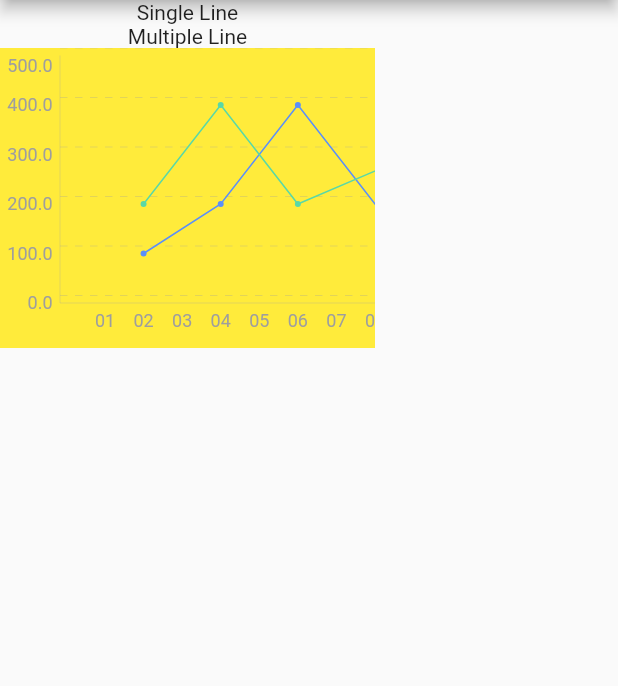
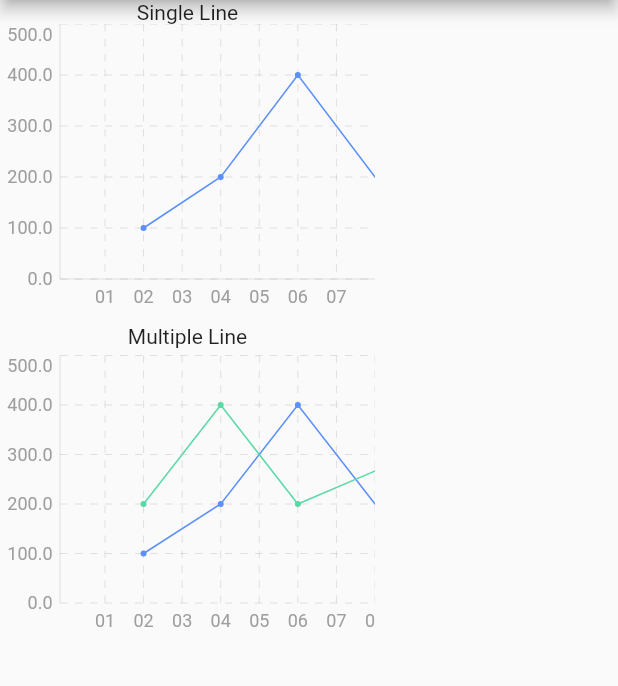
Before and after one commit to JDongKhan/flutter_chart, a Flutter app: the screen it shows after launch, after a tap on "Line", on a phone screen of 412 x 824 dp, the part 84-770 px from its top. Run offline on Flutter 3.47's test engine with Material 2 defaults, Android fonts, the phone set to English and light mode, and no system bars.

```diff
--- a/example/lib/page/bar_demo_page.dart
+++ b/example/lib/page/bar_demo_page.dart
@@ -46,7 +46,7 @@ class BarChartDemoPage extends StatelessWidget {
           width: 250,
           child: Column(
             children: [
-              const Text('StackBar'),
+              const Text('垂直StackBar'),
               SizedBox(
                 height: 200,
                 child: ChartWidget(
@@ -77,7 +77,7 @@ class BarChartDemoPage extends StatelessWidget {
                   ),
                 ),
               ),
-              const Text('StackBar'),
+              const Text('水平StackBar'),
               SizedBox(
                 height: 200,
                 child: ChartWidget(
@@ -108,7 +108,7 @@ class BarChartDemoPage extends StatelessWidget {
                   ),
                 ),
               ),
-              const Text('Bar'),
+              const Text('普通Bar'),
               SizedBox(
                 height: 200,
                 child: ChartWidget(
--- a/example/lib/page/line_demo_page.dart
+++ b/example/lib/page/line_demo_page.dart
@@ -47,38 +47,38 @@ class LineChartDemoPage extends StatelessWidget {
           child: Column(
             children: [
               const Text('Single Line'),
-              // SizedBox(
-              //   height: 200,
-              //   child: ChartWidget(
-              //     builder: (controller) => LineBarChartCoordinateRender(
-              //       zoom: true,
-              //       margin: const EdgeInsets.only(left: 40, top: 0, right: 0, bottom: 30),
-              //       //提示的文案信息
-              //       tooltipFormatter: (item) => TextSpan(
-              //         text: '${item['value1']}',
-              //         style: const TextStyle(
-              //           color: Colors.black,
-              //         ),
-              //       ),
-              //       position: (item) => (item['time'] as DateTime).difference(startTime).inMilliseconds / (24 * 60 * 60 * 1000),
-              //       yAxis: YAxis(min: 0, max: 500),
-              //       xAxis: XAxis(
-              //         count: 7,
-              //         max: 7,
-              //         formatter: (index) => startTime.add(Duration(days: index)).toStringWithFormat(format: 'dd'),
-              //       ),
-              //       chartRender: Line(
-              //         position: (item) => [
-              //           item['value1'] as num,
-              //         ],
-              //       ),
-              //       data: dataList,
-              //     ),
-              //   ),
-              // ),
+              SizedBox(
+                height: 200,
+                child: ChartWidget(
+                  builder: (controller) => LineBarChartCoordinateRender(
+                    zoom: true,
+                    margin: const EdgeInsets.only(left: 40, top: 0, right: 0, bottom: 30),
+                    //提示的文案信息
+                    tooltipFormatter: (item) => TextSpan(
+                      text: '${item['value1']}',
+                      style: const TextStyle(
+                        color: Colors.black,
+                      ),
+                    ),
+                    position: (item) => (item['time'] as DateTime).difference(startTime).inMilliseconds / (24 * 60 * 60 * 1000),
+                    yAxis: YAxis(min: 0, max: 500),
+                    xAxis: XAxis(
+                      count: 7,
+                      max: 7,
+                      formatter: (index) => startTime.add(Duration(days: index)).toStringWithFormat(format: 'dd'),
+                    ),
+                    chartRender: Line(
+                      position: (item) => [
+                        item['value1'] as num,
+                      ],
+                    ),
+                    data: dataList,
+                  ),
+                ),
+              ),
               const Text('Multiple Line'),
               Container(
-                color: Colors.yellow,
+                // color: Colors.yellow,
                 height: 200,
                 child: ChartWidget(
                   builder: (controller) => LineBarChartCoordinateRender(
@@ -95,6 +95,7 @@ class LineChartDemoPage extends StatelessWidget {
                     xAxis: XAxis(
                       count: 7,
                       max: 20,
+                      drawLine: false,
                       formatter: (index) => startTime.add(Duration(days: index)).toStringWithFormat(format: 'dd'),
                     ),
                     chartRender: Line(
--- a/lib/src/line_bar/line_bar_chart_coordinate_render.dart
+++ b/lib/src/line_bar/line_bar_chart_coordinate_render.dart
@@ -1,9 +1,8 @@
-import 'dart:ui';
-
 import 'package:flutter/material.dart';
 
 import '../base/chart_controller.dart';
 import '../base/chart_coordinate_render.dart';
+import '../widget/dash_painter.dart';
 
 /// @author JD
 typedef AxisFormatter = String? Function(int);
@@ -14,10 +13,17 @@ class XAxis {
   final num max;
   final AxisFormatter? formatter;
   double? density;
+  final bool drawGrid;
+  //是否绘制最下面一行的线
+  bool drawLine;
+  final DashPainter? dashPainter;
   XAxis({
     this.formatter,
     this.interval = 1,
     this.count = 7,
+    this.drawLine = true,
+    this.drawGrid = true,
+    this.dashPainter,
     required this.max,
   });
 }
@@ -25,14 +31,22 @@ class XAxis {
 class YAxis {
   final num min;
   final num max;
+  //一屏显示的数量
   final int count;
   final AxisFormatter? formatter;
+  final bool drawLine;
+  final bool drawGrid;
+  //密度
   double? density;
+  final DashPainter? dashPainter;
   YAxis({
     required this.min,
     required this.max,
     this.formatter,
     this.count = 5,
+    this.drawLine = true,
+    this.drawGrid = true,
+    this.dashPainter,
   });
 }
 
@@ -103,7 +117,9 @@ class LineBarChartCoordinateRender<T> extends ChartCoordinateRender<T> {
       ..color = lineColor
       ..strokeWidth = 0.2;
     //划线
-    canvas.drawLine(Offset(margin.left, margin.top), Offset(margin.left, size.height - margin.bottom), paint);
+    if (yAxis.drawLine) {
+      canvas.drawLine(Offset(margin.left, margin.top), Offset(margin.left, size.height - margin.bottom), paint);
+    }
     for (int i = 0; i <= count; i++) {
       String text = yAxis.formatter?.call(i) ?? '${min + itemValue * i}';
 
@@ -112,11 +128,14 @@ class LineBarChartCoordinateRender<T> extends ChartCoordinateRender<T> {
       } else {
         _drawYTextPaint(canvas, text, size.height - margin.bottom - itemHeight * i, true);
       }
-      _drawYLine(canvas, Offset(margin.left, itemHeight * i), Offset(size.width - margin.right, itemHeight * i));
+      //绘制格子线
+      if (yAxis.drawGrid) {
+        _drawGridLine(canvas, Offset(margin.left, margin.top + itemHeight * i), Offset(size.width - margin.right, margin.top + itemHeight * i), yAxis.dashPainter);
+      }
     }
   }
 
-  void _drawYLine(Canvas canvas, Offset p1, Offset p2) {
+  void _drawGridLine(Canvas canvas, Offset p1, Offset p2, DashPainter? dashPainter) {
     Paint paint = Paint()
       ..color = lineColor
       ..style = PaintingStyle.stroke
@@ -124,7 +143,8 @@ class LineBarChartCoordinateRender<T> extends ChartCoordinateRender<T> {
     Path path = Path()
       ..moveTo(p1.dx, p1.dy)
       ..lineTo(p2.dx, p2.dy);
-    const _DashPainter(span: 5, step: 5).paint(canvas, path, paint);
+    DashPainter painter = dashPainter ?? const DashPainter(span: 5, step: 5);
+    painter.paint(canvas, path, paint);
   }
 
   void _drawYTextPaint(Canvas canvas, String text, double top, bool middle) {
@@ -155,7 +175,9 @@ class LineBarChartCoordinateRender<T> extends ChartCoordinateRender<T> {
       ..color = lineColor
       ..strokeWidth = 0.2;
     //划线
-    canvas.drawLine(Offset(margin.left, size.height - margin.bottom), Offset(size.width - margin.right, size.height - margin.bottom), paint);
+    if (xAxis.drawLine) {
+      canvas.drawLine(Offset(margin.left, size.height - margin.bottom), Offset(size.width - margin.right, size.height - margin.bottom), paint);
+    }
 
     int count = xAxis.max ~/ xAxis.interval;
     for (int i = 0; i < count; i++) {
@@ -167,6 +189,9 @@ class LineBarChartCoordinateRender<T> extends ChartCoordinateRender<T> {
       //   _drawXTextPaint(canvas, '${i + 1}', size,
       //       size.width - padding.right - contentPadding.right - 5);
       // }
+      if (xAxis.drawGrid) {
+        _drawGridLine(canvas, Offset(left, margin.top), Offset(left, size.height - margin.bottom), xAxis.dashPainter);
+      }
     }
   }
 
@@ -248,7 +273,7 @@ class LineBarChartCoordinateRender<T> extends ChartCoordinateRender<T> {
       Path path = Path()
         ..moveTo(p1.dx, p1.dy)
         ..lineTo(p2.dx, p2.dy);
-      const _DashPainter(span: 5, step: 5).paint(canvas, path, paint);
+      const DashPainter(span: 5, step: 5).paint(canvas, path, paint);
     }
     //水平
     if (crossHair.horizontalShow) {
@@ -257,7 +282,7 @@ class LineBarChartCoordinateRender<T> extends ChartCoordinateRender<T> {
       Path path1 = Path()
         ..moveTo(p11.dx, p11.dy)
         ..lineTo(p21.dx, p21.dy);
-      const _DashPainter(span: 5, step: 5).paint(canvas, path1, paint);
+      const DashPainter(span: 5, step: 5).paint(canvas, path1, paint);
     }
   }
 
@@ -361,42 +386,3 @@ class LineBarChartCoordinateRender<T> extends ChartCoordinateRender<T> {
     controller!.offset = Offset(x, y);
   }
 }
-
-class _DashPainter {
-  const _DashPainter({
-    this.step = 2,
-    this.span = 2,
-    this.pointCount = 0,
-    this.pointWidth,
-  });
-
-  final double step;
-  final double span;
-  final int pointCount;
-  final double? pointWidth;
-
-  void paint(Canvas canvas, Path path, Paint paint) {
-    final PathMetrics pms = path.computeMetrics();
-    final double pointLineLength = pointWidth ?? paint.strokeWidth;
-    final double partLength = step + span * (pointCount + 1) + pointCount * pointLineLength;
-
-    pms.forEach((PathMetric pm) {
-      final int count = pm.length ~/ partLength;
-      for (int i = 0; i < count; i++) {
-        canvas.drawPath(
-          pm.extractPath(partLength * i, partLength * i + step),
-          paint,
-        );
-        for (int j = 1; j <= pointCount; j++) {
-          final start = partLength * i + step + span * j + pointLineLength * (j - 1);
-          canvas.drawPath(
-            pm.extractPath(start, start + pointLineLength),
-            paint,
-          );
-        }
-      }
-      final double tail = pm.length % partLength;
-      canvas.drawPath(pm.extractPath(pm.length - tail, pm.length), paint);
-    });
-  }
-}
--- a/lib/src/pie/pie_chart_coordinate_render.dart
+++ b/lib/src/pie/pie_chart_coordinate_render.dart
@@ -17,7 +17,7 @@ class PieChartCoordinateRender<T> extends ChartCoordinateRender<T> {
     required super.data,
     super.zoom,
     this.borderWidth = 1,
-    this.legendWidth = 20,
+    this.legendWidth = 0,
     this.borderColor = Colors.white,
   });
 
@@ -34,8 +34,8 @@ class PieChartCoordinateRender<T> extends ChartCoordinateRender<T> {
 
   //画背景圆
   void _drawCircle(Canvas canvas, Size size) {
-    final sw = size.width;
-    final sh = size.height;
+    final sw = size.width - margin.horizontal;
+    final sh = size.height - margin.vertical;
     // 确定圆的半径
     radius = min(sw, sh) / 2 - borderWidth * 2 - legendWidth;
     // 定义中心点
--- /dev/null
+++ b/lib/src/widget/dash_painter.dart
@@ -0,0 +1,44 @@
+import 'dart:ui';
+
+class DashPainter {
+  const DashPainter({
+    this.step = 2,
+    this.span = 2,
+    this.pointCount = 0,
+    this.pointWidth,
+  });
+
+  //线
+  final double step;
+  //空白
+  final double span;
+  //
+  final int pointCount;
+  //画笔的线宽
+  final double? pointWidth;
+
+  void paint(Canvas canvas, Path path, Paint paint) {
+    final PathMetrics pms = path.computeMetrics();
+    final double pointLineLength = pointWidth ?? paint.strokeWidth;
+    final double partLength = step + span * (pointCount + 1) + pointCount * pointLineLength;
+
+    for (var pm in pms) {
+      final int count = pm.length ~/ partLength;
+      for (int i = 0; i < count; i++) {
+        canvas.drawPath(
+          pm.extractPath(partLength * i, partLength * i + step),
+          paint,
+        );
+        for (int j = 1; j <= pointCount; j++) {
+          final start = partLength * i + step + span * j + pointLineLength * (j - 1);
+          canvas.drawPath(
+            pm.extractPath(start, start + pointLineLength),
+            paint,
+          );
+        }
+      }
+      final double tail = pm.length % partLength;
+      canvas.drawPath(pm.extractPath(pm.length - tail, pm.length), paint);
+    }
+  }
+}
```
Also changed, not shown: example/lib/page/pie_demo_page.dart (+5 -10 lines), lib/src/pie/pie.dart (+18 -6 lines), 3 other files.
